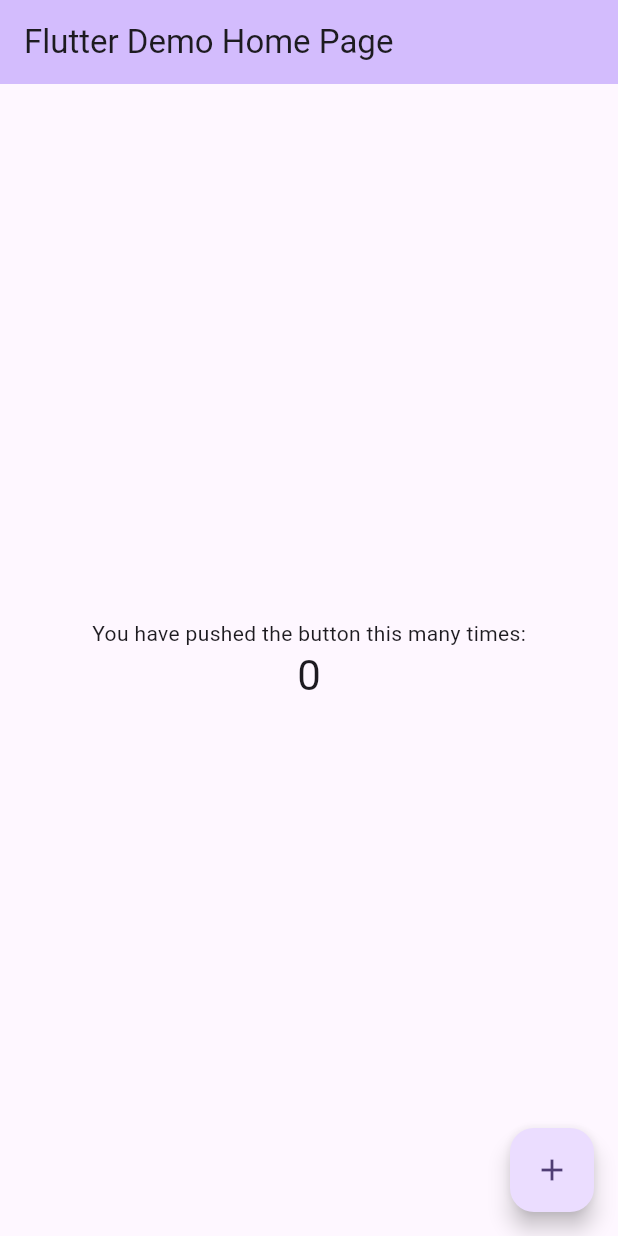
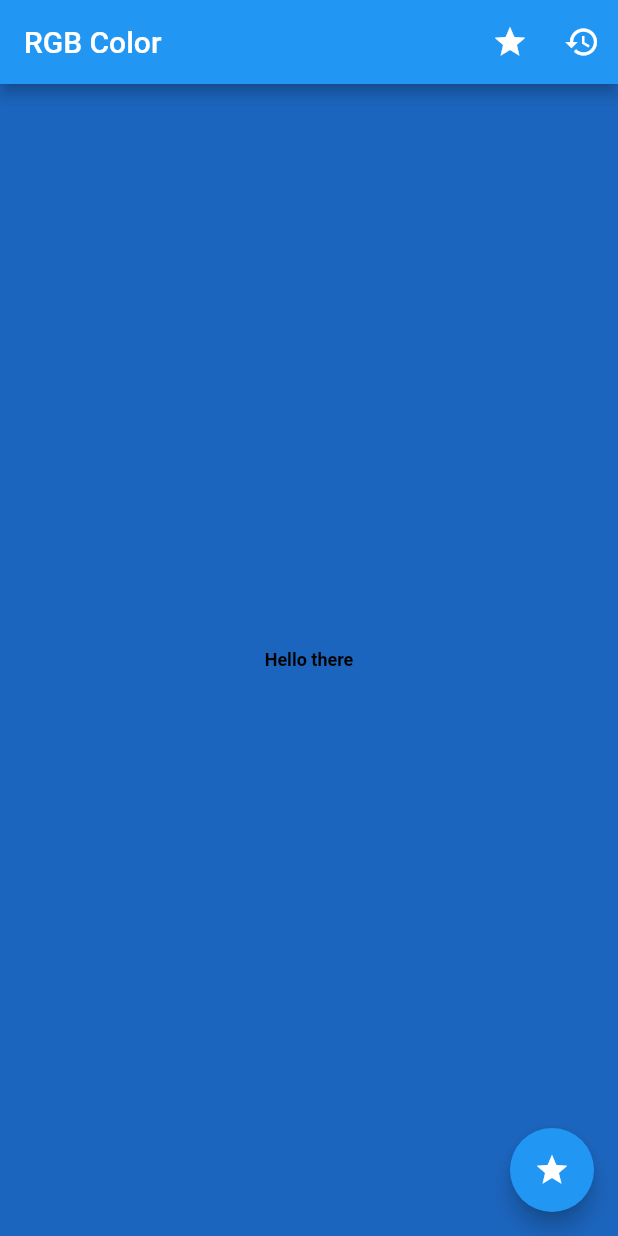
Before and after one commit to KadomtsevVolodymyr/color-flash, a Flutter app: the screen it shows after launch, on a phone screen of 412 x 824 dp. Run offline on Flutter 3.47's test engine with Material 2 defaults, Android fonts, the phone set to English and light mode, and no system bars.

Commit message:
Created test app with ability to generate random colors

```diff
--- a/lib/main.dart
+++ b/lib/main.dart
@@ -1,125 +1,6 @@
+import 'package:color_flash/presentation/color_flash/color_flash_screen.dart';
 import 'package:flutter/material.dart';
 
 void main() {
-  runApp(const MyApp());
+  runApp(ColorFlashScreen());
 }
-
-class MyApp extends StatelessWidget {
-  const MyApp({super.key});
-
-  // This widget is the root of your application.
-  @override
-  Widget build(BuildContext context) {
-    return MaterialApp(
-      title: 'Flutter Demo',
-      theme: ThemeData(
-        // This is the theme of your application.
-        //
-        // TRY THIS: Try running your application with "flutter run". You'll see
-        // the application has a blue toolbar. Then, without quitting the app,
-        // try changing the seedColor in the colorScheme below to Colors.green
-        // and then invoke "hot reload" (save your changes or press the "hot
-        // reload" button in a Flutter-supported IDE, or press "r" if you used
-        // the command line to start the app).
-        //
-        // Notice that the counter didn't reset back to zero; the application
-        // state is not lost during the reload. To reset the state, use hot
-        // restart instead.
-        //
-        // This works for code too, not just values: Most code changes can be
-        // tested with just a hot reload.
-        colorScheme: ColorScheme.fromSeed(seedColor: Colors.deepPurple),
-        useMaterial3: true,
-      ),
-      home: const MyHomePage(title: 'Flutter Demo Home Page'),
-    );
-  }
-}
-
-class MyHomePage extends StatefulWidget {
-  const MyHomePage({super.key, required this.title});
-
-  // This widget is the home page of your application. It is stateful, meaning
-  // that it has a State object (defined below) that contains fields that affect
-  // how it looks.
-
-  // This class is the configuration for the state. It holds the values (in this
-  // case the title) provided by the parent (in this case the App widget) and
-  // used by the build method of the State. Fields in a Widget subclass are
-  // always marked "final".
-
-  final String title;
-
-  @override
-  State<MyHomePage> createState() => _MyHomePageState();
-}
-
-class _MyHomePageState extends State<MyHomePage> {
-  int _counter = 0;
-
-  void _incrementCounter() {
-    setState(() {
-      // This call to setState tells the Flutter framework that something has
-      // changed in this State, which causes it to rerun the build method below
-      // so that the display can reflect the updated values. If we changed
-      // _counter without calling setState(), then the build method would not be
-      // called again, and so nothing would appear to happen.
-      _counter++;
-    });
-  }
-
-  @override
-  Widget build(BuildContext context) {
-    // This method is rerun every time setState is called, for instance as done
-    // by the _incrementCounter method above.
-    //
-    // The Flutter framework has been optimized to make rerunning build methods
-    // fast, so that you can just rebuild anything that needs updating rather
-    // than having to individually change instances of widgets.
-    return Scaffold(
-      appBar: AppBar(
-        // TRY THIS: Try changing the color here to a specific color (to
-        // Colors.amber, perhaps?) and trigger a hot reload to see the AppBar
-        // change color while the other colors stay the same.
-        backgroundColor: Theme.of(context).colorScheme.inversePrimary,
-        // Here we take the value from the MyHomePage object that was created by
-        // the App.build method, and use it to set our appbar title.
-        title: Text(widget.title),
-      ),
-      body: Center(
-        // Center is a layout widget. It takes a single child and positions it
-        // in the middle of the parent.
-        child: Column(
-          // Column is also a layout widget. It takes a list of children and
-          // arranges them vertically. By default, it sizes itself to fit its
-          // children horizontally, and tries to be as tall as its parent.
-          //
-          // Column has various properties to control how it sizes itself and
-          // how it positions its children. Here we use mainAxisAlignment to
-          // center the children vertically; the main axis here is the vertical
-          // axis because Columns are vertical (the cross axis would be
-          // horizontal).
-          //
-          // TRY THIS: Invoke "debug painting" (choose the "Toggle Debug Paint"
-          // action in the IDE, or press "p" in the console), to see the
-          // wireframe for each widget.
-          mainAxisAlignment: MainAxisAlignment.center,
-          children: <Widget>[
-            const Text(
-              'You have pushed the button this many times:',
-            ),
-            Text(
-              '$_counter',
-              style: Theme.of(context).textTheme.headlineMedium,
-            ),
-          ],
-        ),
-      ),
-      floatingActionButton: FloatingActionButton(
-        onPressed: _incrementCounter,
-        tooltip: 'Increment',
-        child: const Icon(Icons.add),
-      ), // This trailing comma makes auto-formatting nicer for build methods.
-    );
-  }
-}
--- /dev/null
+++ b/lib/presentation/color_flash/color_flash_layout.dart
@@ -0,0 +1,129 @@
+import 'dart:math';
+
+import 'package:color_flash/widgets/color_favorites.dart';
+import 'package:color_flash/widgets/color_history.dart';
+import 'package:flutter/material.dart';
+
+/// A Flutter widget that displays a colorful flash layout.
+///
+/// This widget can be used to create a dynamic and colorful user interface.
+class ColorFlashLayout extends StatefulWidget {
+  @override
+  _ColorFlashLayoutState createState() => _ColorFlashLayoutState();
+}
+
+class _ColorFlashLayoutState extends State<ColorFlashLayout> {
+  static const int maxColorValue = 256;
+  static const int fullOpacity = 255;
+  static const double heightOfColor = 30;
+  static const durationOfAnimation = 500;
+  static const iconStar = Icon(Icons.star);
+  static const iconHistory = Icon(Icons.history);
+  static const textTheme = TextStyle(
+    fontSize: 12,
+    fontWeight: FontWeight.bold,
+    color: Colors.black,
+  );
+
+  Color backgroundColor = Colors.white;
+
+  List<Color> favoriteColors = [];
+  List<Color> colorHistory = [];
+
+  @override
+  void initState() {
+    super.initState();
+    // Initialize with a random color
+    backgroundColor = generateRandomColor();
+  }
+
+  @override
+  Widget build(BuildContext context) {
+    return Scaffold(
+      appBar: AppBar(
+        title: const Text("RGB Color"),
+        actions: [
+          IconButton(
+            icon: iconStar,
+            onPressed: showFavoriteColors,
+          ),
+          IconButton(
+            icon: iconHistory,
+            onPressed: showColorHistory,
+          ),
+        ],
+      ),
+      body: GestureDetector(
+        onTap: changeBackgroundColor,
+        child: AnimatedContainer(
+          duration: const Duration(
+            milliseconds: durationOfAnimation,
+          ),
+          color: backgroundColor,
+          child: const Center(
+            child: Text(
+              "Hello there",
+              style: textTheme,
+            ),
+          ),
+        ),
+      ),
+      floatingActionButton: FloatingActionButton(
+        onPressed: saveFavoriteColor,
+        child: iconStar,
+      ),
+    );
+  }
+
+  void changeBackgroundColor() {
+    setState(() {
+      final newColor = generateRandomColor();
+      backgroundColor = newColor;
+      colorHistory.add(newColor);
+    });
+  }
+
+  void saveFavoriteColor() {
+    setState(() {
+      favoriteColors.add(backgroundColor);
+    });
+  }
+
+  /// Generates a random color using RGB components.
+  ///
+  /// This function generates a random color by randomly selecting red, green,
+  /// and blue components, resulting in a wide range of colors.
+  /// The alpha (opacity) component is set to its full value (255).
+  Color generateRandomColor() {
+    final Random random = Random();
+    final int red = random.nextInt(maxColorValue);
+    final int green = random.nextInt(maxColorValue);
+    final int blue = random.nextInt(maxColorValue);
+
+    return Color.fromARGB(fullOpacity, red, green, blue);
+  }
+
+  void showFavoriteColors() {
+    showDialog(
+      context: context,
+      builder: (context) {
+        return ColorFavorites(
+          favoriteColors: favoriteColors,
+          heightOfColor: heightOfColor,
+        );
+      },
+    );
+  }
+
+  void showColorHistory() {
+    showDialog(
+      context: context,
+      builder: (context) {
+        return ColorHistory(
+          colorHistory: colorHistory,
+          heightOfColor: heightOfColor,
+        );
+      },
+    );
+  }
+}
--- /dev/null
+++ b/lib/presentation/color_flash/color_flash_screen.dart
@@ -0,0 +1,15 @@
+import 'package:color_flash/presentation/color_flash/color_flash_layout.dart';
+import 'package:flutter/material.dart';
+
+/// The main screen widget for the ColorFlash app.
+///
+/// This widget represents the main screen of the ColorFlash app and
+/// displays the [ColorFlashLayout] widget.
+class ColorFlashScreen extends StatelessWidget {
+  @override
+  Widget build(BuildContext context) {
+    return MaterialApp(
+      home: ColorFlashLayout(),
+    );
+  }
+}
--- a/pubspec.yaml
+++ b/pubspec.yaml
@@ -19,7 +19,7 @@ publish_to: 'none' # Remove this line if you wish to publish to pub.dev
 version: 1.0.0+1
 
 environment:
-  sdk: '>=3.1.4 <4.0.0'
+  sdk: '>=3.1.3 <4.0.0'
 
 # Dependencies specify other packages that your package needs in order to work.
 # To automatically upgrade your package dependencies to the latest versions
```
Also changed, not shown: pubspec.lock, 1 other file.
